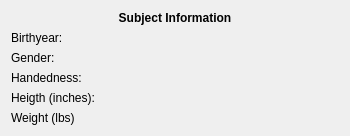
This is Modules/XNATUI/Qmitk/QmitkXnatSubjectInfoWidgetControls.ui in MITK/MITK as Qt 5 draws it before an edit. The edited form follows.
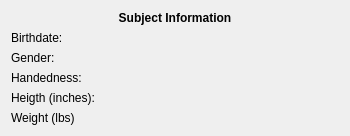
This is the edited form.

Patch:
```diff
--- a/Modules/XNATUI/Qmitk/QmitkXnatSubjectInfoWidgetControls.ui
+++ b/Modules/XNATUI/Qmitk/QmitkXnatSubjectInfoWidgetControls.ui
@@ -34,7 +34,7 @@
    <item row="1" column="0">
     <widget class="QLabel" name="label">
      <property name="text">
-      <string>Birthyear:</string>
+      <string>Birthdate:</string>
      </property>
     </widget>
    </item>
```
